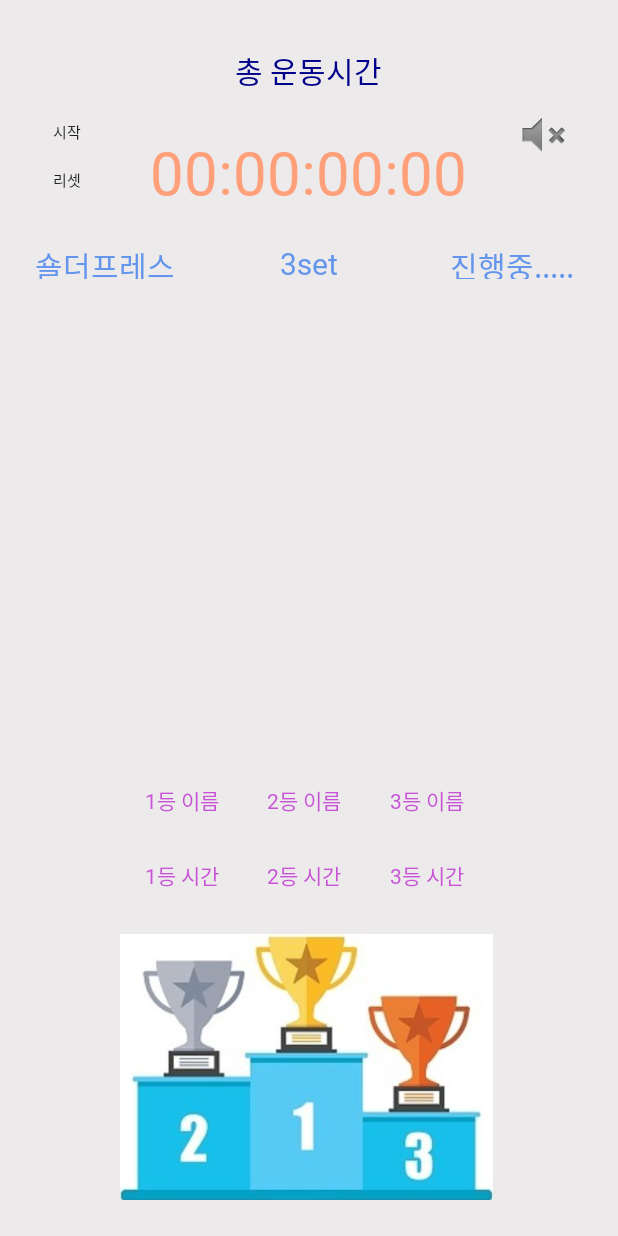
After one commit to bbdlek/withHealth, an Android app: the Timer_pop screen opened directly, with no data from a screen before it, on a phone screen of 412 x 824 dp. The commit adds this screen. Run offline under Robolectric (Android 15) with nearby library versions, the phone set to English and light mode, and no system bars.

Commit message:
add timer_pop (w/o intent)

```diff
--- /dev/null
+++ b/app/src/main/java/com/example/my_project/Timer_pop.java
@@ -0,0 +1,134 @@
+package com.example.my_project;
+
+import android.annotation.SuppressLint;
+import android.graphics.Color;
+import android.os.Build;
+import android.os.Handler;
+import android.os.Message;
+//import android.support.v7.app.AppCompatActivity;
+import androidx.appcompat.app.AppCompatActivity;
+import android.os.Bundle;
+import android.view.View;
+import android.widget.Button;
+import android.widget.ImageButton;
+import android.widget.TextView;
+
+public class Timer_pop extends AppCompatActivity {
+
+    private Button mStartBtn, mStopBtn, mPauseBtn;
+    private TextView mTimeTextView;
+    private ImageButton sound_on,sound_off;
+    private Thread timeThread = null;
+    private Boolean isRunning = true;
+
+    @Override
+    protected void onCreate(Bundle savedInstanceState) {
+        super.onCreate(savedInstanceState);
+        setContentView(R.layout.timer_pop_activity);
+
+        if (Build.VERSION.SDK_INT >= 21) {
+            getWindow().setStatusBarColor(Color.parseColor("#4ea1d3"));
+        }
+
+        mStartBtn = findViewById(R.id.b_play);
+        mStopBtn = findViewById(R.id.b_reset);
+        mPauseBtn = findViewById(R.id.b_pause);
+        mTimeTextView = findViewById(R.id.timer_text);
+        sound_off=findViewById(R.id.sound_off);
+        sound_on=findViewById(R.id.sound_on);
+
+        sound_off.setOnClickListener(new View.OnClickListener(){
+            @Override
+            public void onClick(View view) {
+                view.setVisibility(View.INVISIBLE);
+                sound_on.setVisibility(View.VISIBLE);
+            }
+        });
+
+        sound_on.setOnClickListener(new View.OnClickListener(){
+            @Override
+            public void onClick(View view) {
+                view.setVisibility(View.INVISIBLE);
+                sound_off.setVisibility(View.VISIBLE);
+
+            }
+        });
+
+        mStartBtn.setOnClickListener(new View.OnClickListener() {
+            @Override
+            public void onClick(View v) {
+                v.setVisibility(View.GONE);
+                mPauseBtn.setVisibility(View.VISIBLE);
+                timeThread = new Thread(new timeThread());
+                timeThread.start();
+            }
+        });
+
+        mStopBtn.setOnClickListener(new View.OnClickListener() {
+            @Override
+            public void onClick(View v) {
+
+                mStartBtn.setVisibility(View.VISIBLE);
+                mPauseBtn.setVisibility(View.GONE);
+                mTimeTextView.setText("00:00:00:00");
+                timeThread.interrupt();
+            }
+        });
+
+        mPauseBtn.setOnClickListener(new View.OnClickListener() {
+            @Override
+            public void onClick(View v) {
+                isRunning = !isRunning;
+                mPauseBtn.setText(isRunning ? "일시정지" : "시작");
+            }
+        });
+
+
+    }
+
+    @SuppressLint("HandlerLeak")
+    Handler handler = new Handler() {
+        @Override
+        public void handleMessage(Message msg) {
+            int mSec = msg.arg1 % 100;
+            int sec = (msg.arg1 / 100) % 60;
+            int min = (msg.arg1 / 100) / 60;
+            int hour = (msg.arg1 / 100) / 360;
+            //1000이 1초 1000*60 은 1분 1000*60*10은 10분 1000*60*60은 한시간
+
+            @SuppressLint("DefaultLocale") String result = String.format("%02d:%02d:%02d:%02d", hour, min, sec, mSec);
+
+            mTimeTextView.setText(result);
+        }
+    };
+
+
+    public class timeThread implements Runnable {
+        @Override
+        public void run() {
+            int i = 0;
+
+            while (true) {
+                while (isRunning) { //일시정지를 누르면 멈춤
+                    Message msg = new Message();
+                    msg.arg1 = i++;
+                    handler.sendMessage(msg);
+
+                    try {
+                        Thread.sleep(10);
+                    } catch (InterruptedException e) {
+                        e.printStackTrace();
+                        runOnUiThread(new Runnable(){
+                            @Override
+                            public void run() {
+                                mTimeTextView.setText("");
+                                mTimeTextView.setText("00:00:00:00");
+                            }
+                        });
+                        return; // 인터럽트 받을 경우 return
+                    }
+                }
+            }
+        }
+    }
+}
--- a/app/src/main/res/layout/activity_group.xml
+++ b/app/src/main/res/layout/activity_group.xml
@@ -20,7 +20,7 @@
         app:layout_constraintHorizontal_bias="0.122"
         app:layout_constraintStart_toStartOf="parent"
         app:layout_constraintTop_toTopOf="parent" />
-q
+
 
     <TextView
         android:id="@+id/textView2"
--- /dev/null
+++ b/app/src/main/res/layout/timer_pop_activity.xml
@@ -0,0 +1,251 @@
+<?xml version="1.0" encoding="utf-8"?>
+<androidx.constraintlayout.widget.ConstraintLayout xmlns:android="http://schemas.android.com/apk/res/android"
+    xmlns:app="http://schemas.android.com/apk/res-auto"
+    xmlns:tools="http://schemas.android.com/tools"
+    android:layout_width="match_parent"
+    android:layout_height="match_parent"
+    android:background="#ECEAEA"
+    tools:context=".Timer_pop">
+
+    <TextView
+        android:id="@+id/textView"
+        android:layout_width="150dp"
+        android:layout_height="35dp"
+        android:layout_marginTop="32dp"
+
+        android:fontFamily="@font/sstb"
+        android:gravity="center_horizontal"
+        android:text="총 운동시간"
+        android:textColor="#FF00008B"
+        android:textSize="20sp"
+        app:layout_constraintEnd_toEndOf="parent"
+        app:layout_constraintHorizontal_bias="0.498"
+        app:layout_constraintStart_toStartOf="parent"
+        app:layout_constraintTop_toTopOf="parent" />
+
+    <TextView
+        android:id="@+id/timer_text"
+        android:layout_width="226dp"
+        android:layout_height="61dp"
+        android:layout_marginTop="20dp"
+        android:fontFamily="@font/sstb"
+        android:gravity="center_horizontal"
+        android:text="00:00:00:00"
+        android:textColor="#FFA07A"
+        android:textSize="40sp"
+        app:layout_constraintEnd_toEndOf="parent"
+        app:layout_constraintHorizontal_bias="0.497"
+
+        app:layout_constraintStart_toStartOf="parent"
+        app:layout_constraintTop_toBottomOf="@+id/textView" />
+
+    <TextView
+        android:id="@+id/textView4"
+        android:layout_width="131dp"
+        android:layout_height="24dp"
+        android:layout_marginTop="13dp"
+        android:fontFamily="@font/sstb"
+        android:gravity="center_horizontal"
+        android:text="숄더프레스"
+        android:textColor="#FF6495ED"
+        android:textSize="20sp"
+        app:layout_constraintEnd_toStartOf="@+id/textView3"
+        app:layout_constraintHorizontal_bias="0.5"
+        app:layout_constraintStart_toStartOf="parent"
+        app:layout_constraintTop_toBottomOf="@+id/timer_text" />
+
+    <TextView
+        android:id="@+id/textView3"
+        android:layout_width="131dp"
+        android:layout_height="24dp"
+        android:layout_marginTop="13dp"
+        android:fontFamily="@font/sstb"
+        android:gravity="center_horizontal"
+        android:text="3set"
+        android:textColor="#FF6495ED"
+        android:textSize="20sp"
+        app:layout_constraintEnd_toStartOf="@+id/textView2"
+        app:layout_constraintHorizontal_bias="0.5"
+        app:layout_constraintStart_toEndOf="@+id/textView4"
+        app:layout_constraintTop_toBottomOf="@+id/timer_text" />
+
+    <TextView
+        android:id="@+id/textView2"
+        android:layout_width="131dp"
+        android:layout_height="24dp"
+        android:layout_marginTop="13dp"
+        android:fontFamily="@font/sstb"
+        android:gravity="center_horizontal"
+        android:text="진행중....."
+        android:textColor="#FF6495ED"
+        android:textSize="20sp"
+        app:layout_constraintEnd_toEndOf="parent"
+        app:layout_constraintHorizontal_bias="0.5"
+        app:layout_constraintStart_toEndOf="@+id/textView3"
+        app:layout_constraintTop_toBottomOf="@+id/timer_text" />
+
+
+    <ImageButton
+        android:id="@+id/sound_on"
+        android:layout_width="51dp"
+        android:layout_height="42dp"
+        android:background="#00FFFFFF"
+        android:tint="#00F10069"
+        android:visibility="gone"
+        app:layout_constraintEnd_toEndOf="parent"
+        app:layout_constraintHorizontal_bias="0.933"
+        app:layout_constraintStart_toStartOf="parent"
+        app:layout_constraintTop_toBottomOf="@+id/textView"
+        app:srcCompat="@android:drawable/ic_lock_silent_mode_off"
+        tools:visibility="invisible" />
+
+    <ImageButton
+        android:id="@+id/sound_off"
+        android:layout_width="53dp"
+        android:layout_height="44dp"
+        android:background="#00FFFFFF"
+        android:tint="#00F10069"
+        app:layout_constraintEnd_toEndOf="parent"
+        app:layout_constraintHorizontal_bias="0.938"
+        app:layout_constraintStart_toStartOf="parent"
+        app:layout_constraintTop_toBottomOf="@+id/textView"
+        app:srcCompat="@android:drawable/ic_lock_silent_mode" />
+
+    <Button
+        android:id="@+id/b_play"
+        android:layout_width="74dp"
+        android:layout_height="39dp"
+        android:layout_marginStart="8dp"
+        android:layout_marginLeft="8dp"
+        android:layout_marginTop="68dp"
+        android:background="#00FFFFFF"
+        android:text="시작"
+        android:textSize="10sp"
+        app:layout_constraintStart_toStartOf="parent"
+        app:layout_constraintTop_toTopOf="parent" />
+
+    <Button
+        android:id="@+id/b_pause"
+        android:layout_width="74dp"
+        android:layout_height="39dp"
+        android:layout_marginStart="8dp"
+        android:layout_marginLeft="8dp"
+        android:layout_marginTop="68dp"
+        android:background="#00FFFFFF"
+        android:text="일시정지"
+        android:textSize="10sp"
+        android:visibility="invisible"
+        app:layout_constraintStart_toStartOf="parent"
+        app:layout_constraintTop_toTopOf="parent" />
+
+    <Button
+        android:id="@+id/b_reset"
+        android:layout_width="74dp"
+        android:layout_height="39dp"
+        android:layout_marginStart="8dp"
+        android:layout_marginLeft="8dp"
+        android:layout_marginTop="100dp"
+        android:background="#00FFFFFF"
+        android:text="리셋"
+        android:textSize="10sp"
+        app:layout_constraintStart_toStartOf="parent"
+        app:layout_constraintTop_toTopOf="parent" />
+
+    <TextView
+        android:id="@+id/time_snd"
+        android:layout_width="114dp"
+        android:layout_height="42dp"
+        android:layout_marginBottom="8dp"
+        android:fontFamily="@font/ssbl"
+        android:gravity="center_horizontal"
+        android:text="2등 시간"
+        android:textColor="#DDc23cd4"
+        app:layout_constraintBottom_toTopOf="@+id/dansang"
+        app:layout_constraintEnd_toStartOf="@+id/name_trd"
+        app:layout_constraintHorizontal_bias="0.47"
+        app:layout_constraintStart_toEndOf="@+id/name_fst" />
+
+    <TextView
+        android:id="@+id/time_fst"
+        android:layout_width="114dp"
+        android:layout_height="42dp"
+        android:layout_marginStart="32dp"
+        android:layout_marginLeft="32dp"
+        android:layout_marginBottom="8dp"
+        android:fontFamily="@font/ssbl"
+        android:gravity="right"
+        android:text="1등 시간"
+        android:textColor="#DDc23cd4"
+        app:layout_constraintBottom_toTopOf="@+id/dansang"
+        app:layout_constraintEnd_toStartOf="@+id/name_snd"
+        app:layout_constraintHorizontal_bias="0.485"
+        app:layout_constraintStart_toStartOf="parent" />
+
+    <TextView
+        android:id="@+id/time_trd"
+        android:layout_width="114dp"
+        android:layout_height="42dp"
+        android:layout_marginBottom="8dp"
+        android:fontFamily="@font/ssbl"
+        android:gravity="left"
+        android:text="3등 시간"
+        android:textColor="#DDc23cd4"
+        app:layout_constraintBottom_toTopOf="@+id/dansang"
+        app:layout_constraintStart_toEndOf="@+id/name_snd" />
+
+    <ImageView
+        android:id="@+id/dansang"
+        android:layout_width="462dp"
+        android:layout_height="177dp"
+        android:layout_marginBottom="24dp"
+        android:background="#00FFFFFF"
+        app:layout_constraintBottom_toBottomOf="parent"
+        app:layout_constraintEnd_toEndOf="parent"
+        app:layout_constraintHorizontal_bias="0.555"
+        app:layout_constraintStart_toStartOf="parent"
+        app:srcCompat="@drawable/dansang" />
+
+    <TextView
+        android:id="@+id/name_snd"
+        android:layout_width="114dp"
+        android:layout_height="42dp"
+        android:layout_marginBottom="8dp"
+        android:fontFamily="@font/ssbl"
+        android:gravity="center_horizontal"
+        android:text="2등 이름"
+        android:textColor="#DDc23cd4"
+        app:layout_constraintBottom_toTopOf="@+id/time_snd"
+        app:layout_constraintEnd_toStartOf="@+id/name_trd"
+        app:layout_constraintHorizontal_bias="0.5"
+        app:layout_constraintStart_toEndOf="@+id/name_fst" />
+
+    <TextView
+        android:id="@+id/name_fst"
+        android:layout_width="114dp"
+        android:layout_height="42dp"
+        android:layout_marginStart="32dp"
+        android:layout_marginLeft="32dp"
+        android:layout_marginBottom="8dp"
+        android:fontFamily="@font/ssbl"
+        android:gravity="right"
+        android:text="1등 이름"
+        android:textColor="#DDc23cd4"
+        app:layout_constraintBottom_toTopOf="@+id/time_fst"
+        app:layout_constraintEnd_toStartOf="@+id/name_snd"
+        app:layout_constraintHorizontal_bias="0.5"
+        app:layout_constraintStart_toStartOf="parent" />
+
+    <TextView
+        android:id="@+id/name_trd"
+        android:layout_width="114dp"
+        android:layout_height="42dp"
+        android:layout_marginBottom="8dp"
+        android:fontFamily="@font/ssbl"
+        android:gravity="left"
+        android:text="3등 이름"
+        android:textColor="#DDc23cd4"
+        app:layout_constraintBottom_toTopOf="@+id/time_trd"
+        app:layout_constraintStart_toEndOf="@+id/name_snd" />
+
+
+</androidx.constraintlayout.widget.ConstraintLayout>
```
Also changed, not shown: app/src/main/AndroidManifest.xml (+3 -6 lines), app/src/main/res/drawable/dansang.JPG (added).
